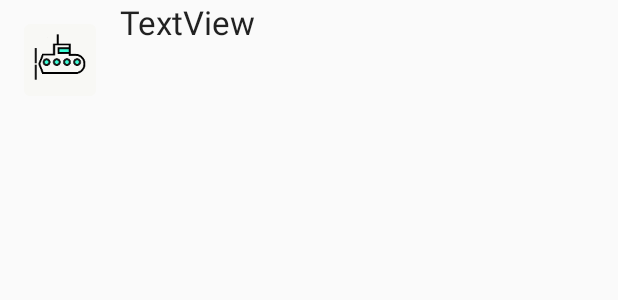
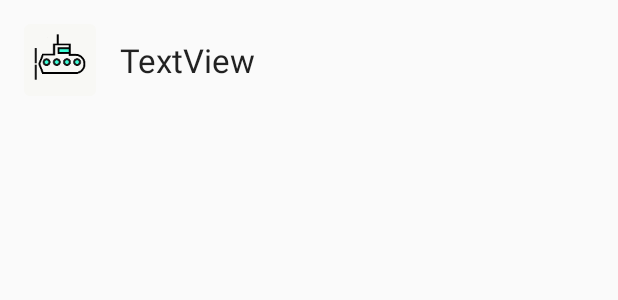
Before and after one commit to c-torres05/SubMerge, an Android app: the layout row_item.xml on its own in the app's theme, with its tools: preview values and no code run, on a phone screen of 412 x 824 dp. Shown: the top 300 px of the screen. Run offline under Robolectric (Android 15) with nearby library versions, the light colour scheme and no system bars.

Commit message:
Last minutes fixes!

```diff
--- a/app/src/main/java/com/example/submerge/interfaces/LoginHandler.java
+++ b/app/src/main/java/com/example/submerge/interfaces/LoginHandler.java
@@ -12,10 +12,13 @@ import androidx.appcompat.app.AppCompatActivity;
 import com.example.submerge.R;
 import com.example.submerge.models.Callback;
 import com.example.submerge.models.Result;
+import com.example.submerge.models.Subscription;
 import com.example.submerge.models.User;
 import com.example.submerge.models.requests.Request;
 
 import org.bson.types.ObjectId;
+
+import java.util.Date;
 
 public class LoginHandler extends AppCompatActivity {
     Button anonymousLogin;
@@ -74,7 +77,6 @@ public class LoginHandler extends AppCompatActivity {
     private void gotoMainScreen() {
         Intent main = new Intent(this, MainInterface.class);
         handler.finishInit();
-
         addUser(result -> {
             if (result.isSuccessful()) {
                 User.encode_intent(main, result.getResult());
--- a/app/src/main/res/layout/row_item.xml
+++ b/app/src/main/res/layout/row_item.xml
@@ -22,14 +22,16 @@
     <TextView
         android:id="@+id/textView"
         android:layout_width="0dp"
-        android:layout_height="wrap_content"
+        android:layout_height="match_parent"
         android:layout_marginStart="16dp"
         android:layout_marginEnd="8dp"
         android:text="TextView"
         android:textAppearance="@style/TextAppearance.AppCompat.Large"
         app:layout_constraintEnd_toEndOf="parent"
         app:layout_constraintStart_toEndOf="@+id/imageView"
-        app:layout_constraintTop_toTopOf="parent" />
+        app:layout_constraintTop_toTopOf="parent"
+        app:layout_constraintBottom_toBottomOf="parent"/>
+
 <!--        app:layout_constraintBottom_toTopOf="@+id/rowCountTextView"   line 30-->
 
 <!--    <TextView-->
```
